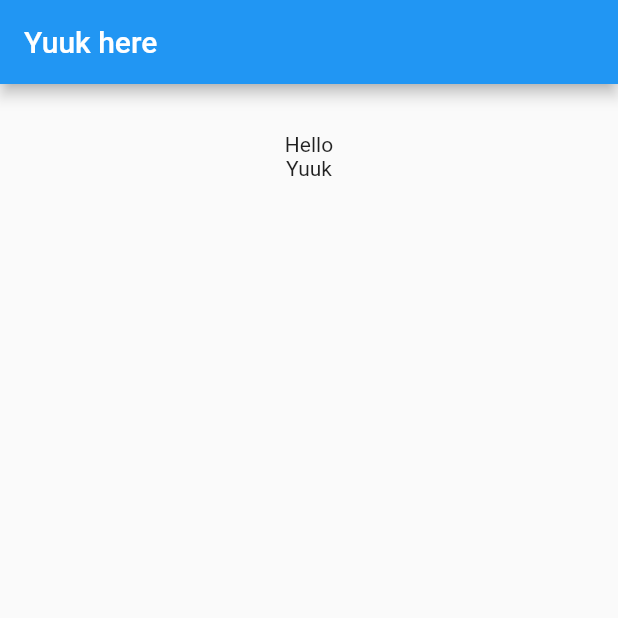
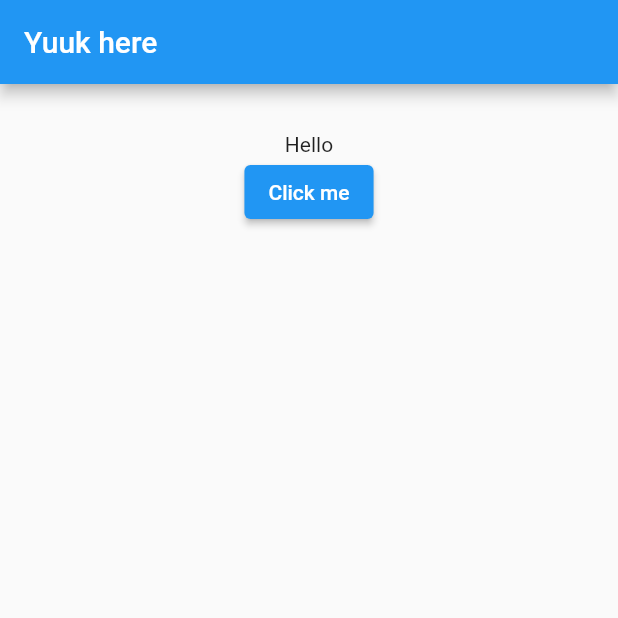
Before and after one commit to yukilaurentiu/tutorial-flutter-app, a Flutter app: the screen it shows after launch, on a phone screen of 412 x 824 dp, the top half of it. Run offline on Flutter 3.47's test engine with Material 2 defaults, Android fonts, the phone set to English and light mode, and no system bars.

Commit message:
added elevated button

```diff
--- a/lib/main.dart
+++ b/lib/main.dart
@@ -13,6 +13,15 @@ class MyApp extends StatefulWidget{
 }
 
 class _State extends State<MyApp>{
+
+  String _value = 'Hello';
+
+  void _onPressed(){
+    setState((){
+      _value = ' Yuuk';
+    });
+  }
+
   @override
   Widget build(BuildContext context){
     return Scaffold(
@@ -23,9 +32,10 @@ class _State extends State<MyApp>{
         padding: const EdgeInsets.all(32.0),
         child: Center(
           child: Column(
-            children: const <Widget>[
-              Text('Hello'),
-              Text('Yuuk'),
+            children: <Widget>[
+              Text(_value),
+              ElevatedButton(onPressed: _onPressed, child: const Text('Click me'))
+
             ],
           )),
 
```
